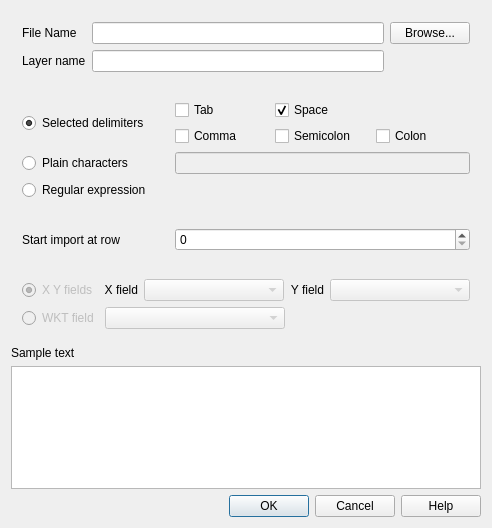
Above: src/plugins/delimited_text/qgsdelimitedtextpluginguibase.ui from kadas-albireo/kadas-albireo before the change. Below: the same form after it.
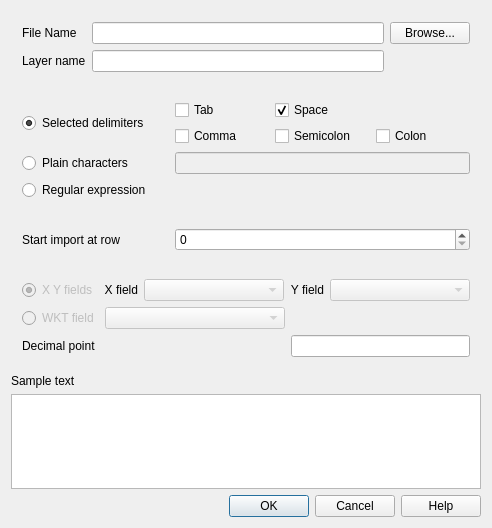
That is the form after the change. Icons and pictures are not drawn. Custom widgets are drawn as their Qt base class.

Commit message: [FEATURE] add configurable decimal "point" to delimited text plugin

The edit to the form file:
```diff
--- a/src/plugins/delimited_text/qgsdelimitedtextpluginguibase.ui
+++ b/src/plugins/delimited_text/qgsdelimitedtextpluginguibase.ui
@@ -426,6 +426,16 @@
         </property>
        </spacer>
       </item>
+      <item row="2" column="2">
+       <widget class="QLineEdit" name="decimalPoint"/>
+      </item>
+      <item row="2" column="0" colspan="2">
+       <widget class="QLabel" name="label_2">
+        <property name="text">
+         <string>Decimal point</string>
+        </property>
+       </widget>
+      </item>
      </layout>
     </widget>
    </item>
```
The commit also changes 5 other files.
